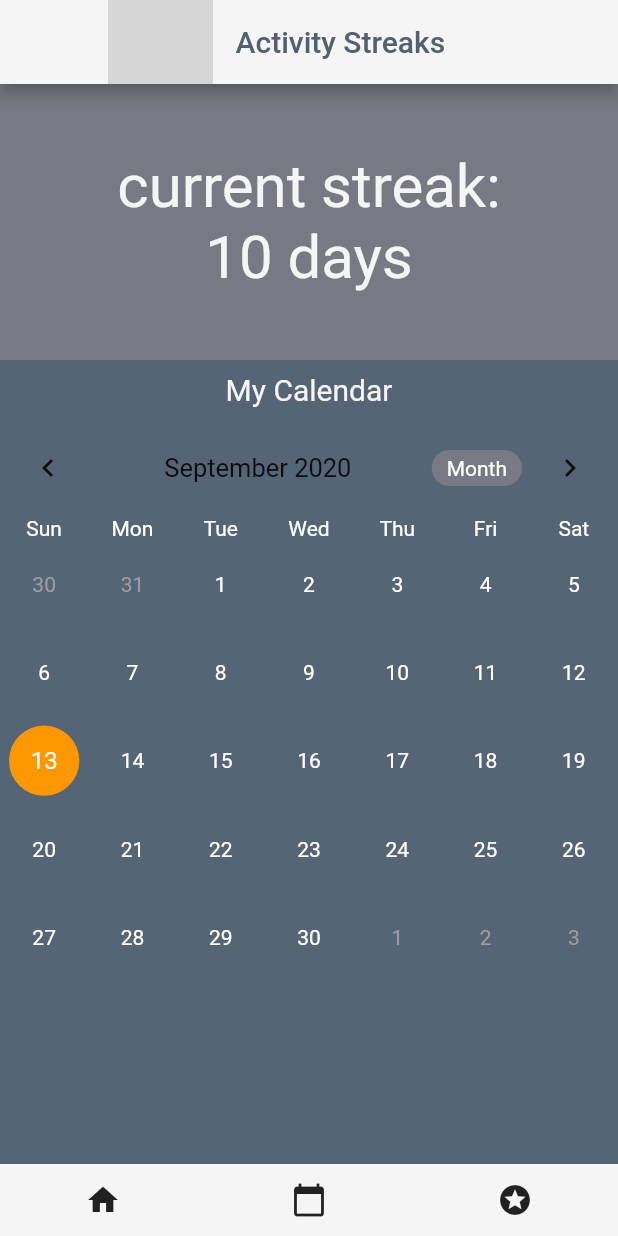
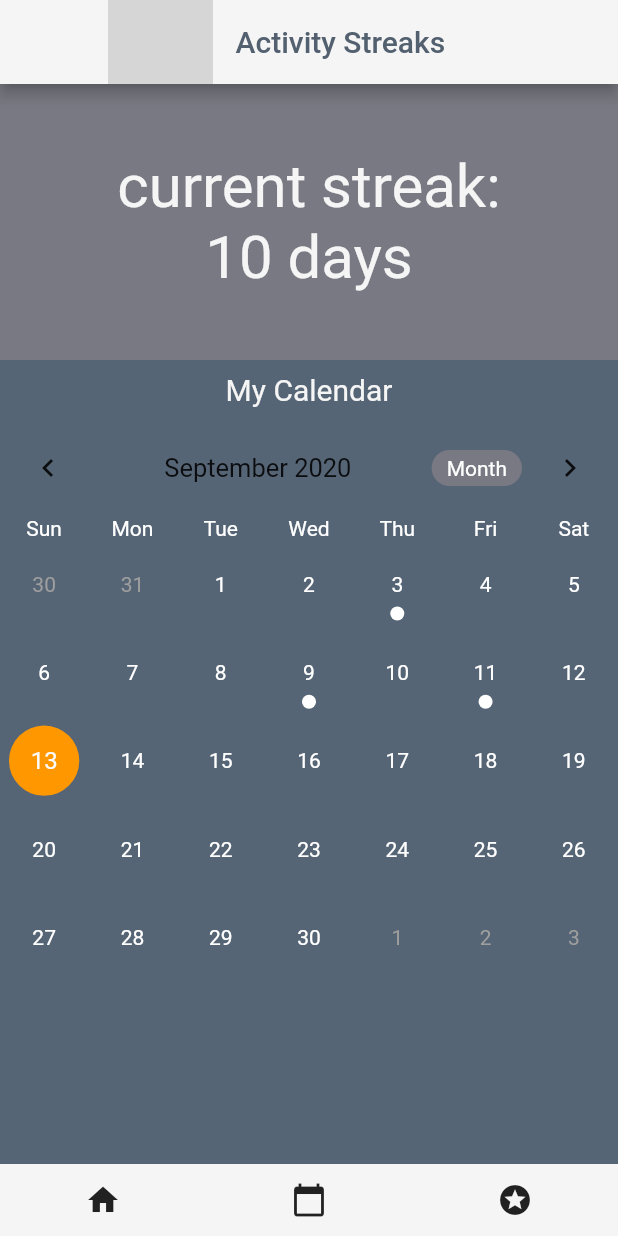
Before and after one commit to levylevylevy/onceadailydo, a Flutter app: the StreaksScreen screen opened by its route, on a phone screen of 412 x 824 dp. Run offline on Flutter 3.47's test engine with Material 2 defaults, Android fonts, the light colour scheme and no system bars; drawn by our look-alikes of table_calendar; our stand-ins replace flutter_linkify, flutter_markdown, shared_preferences, splashscreen; missing offline and left inert: loader; accounts and stored records are empty; grey boxes are pictures that could not be loaded.

Commit message:
persist data into calendar view

```diff
--- a/lib/models/Activity.dart
+++ b/lib/models/Activity.dart
@@ -22,14 +22,16 @@ class Activity {
   /// Returns a json string representation of this Activity. This is the same representation that
   /// comes from the server.
   String toJson() {
-    return '{"activityId": $id, "title": $title, "text": $description}';
+    return '{"activityId": $id, "title": "$title", "text": "$description"}';
   }
 
   /// Persists this activity in key-value pair form into local memory via the SharedPreferences
   /// library
   void persistIntoLocalStorage() async {
+    DateTime now = DateTime.now();
+
     SharedPreferences pref = await SharedPreferences.getInstance();
-    pref.setString(this.id.toString(), this.toJson());
+    pref.setString(DateTime(now.year, now.month, now.day).toString(), this.toJson());
   }
 
   /// Removes this activity from the local storage.
--- a/lib/screens/ActivitySuggestionScreen.dart
+++ b/lib/screens/ActivitySuggestionScreen.dart
@@ -4,7 +4,6 @@ import 'package:HopHacks/components/activities/GenericRecommendation.dart';
 import 'package:HopHacks/components/activities/MovieRecommendation.dart';
 import 'package:HopHacks/components/activities/SongRecommendation.dart';
 import 'package:HopHacks/models/Activity.dart';
-import 'package:HopHacks/models/ActivityManager.dart';
 import 'package:HopHacks/models/MockActivityManager.dart';
 import 'package:flutter/material.dart';
 import 'package:loader/loader.dart';
--- a/lib/screens/StreakScreen.dart
+++ b/lib/screens/StreakScreen.dart
@@ -1,5 +1,9 @@
+import 'dart:convert';
+
 import 'package:HopHacks/components/MainHeaderAndNavigation.dart';
+import 'package:HopHacks/models/Activity.dart';
 import 'package:flutter/material.dart';
+import 'package:shared_preferences/shared_preferences.dart';
 import 'package:table_calendar/table_calendar.dart';
 
 /// The screen that displays information about how long and when a user has completed activities.
@@ -11,11 +15,37 @@ class StreaksScreen extends StatefulWidget {
 
 class _StreaksScreenState extends State<StreaksScreen> {
   CalendarController _control;
+  Map<DateTime, List<dynamic>> _events;
+  List _selectedEvents;
+  List todaysEvents;
+
+  void _loadFromLocalStorage() async {
+    var pref = await SharedPreferences.getInstance();
+    DateTime now = DateTime.now();
+    String eventToday = pref.getString(DateTime(now.year, now.month, now.day).toString());
+    this.todaysEvents.add(Activity.fromJson(json.decode(eventToday)).title);
+
+    print(eventToday);
+  }
 
   @override
   void initState() {
     super.initState();
     _control = CalendarController();
+    this._selectedEvents = [];
+    var _selectedDay = DateTime.now();
+    this._events = {
+      _selectedDay.subtract(Duration(days: 30)): ['Cleaning Up the Park'],
+      _selectedDay.subtract(Duration(days: 27)): ['Volunteering at the Community Center'],
+      _selectedDay.subtract(Duration(days: 20)): ['Hiking!'],
+      _selectedDay.subtract(Duration(days: 16)): ['Baking Sourdough!'],
+      _selectedDay.subtract(Duration(days: 10)): ['Bob Ross Tutorial'],
+      _selectedDay.subtract(Duration(days: 4)): ['Mind Puzzle'],
+      _selectedDay.subtract(Duration(days: 2)): ['Upbeat Music Playlist'],
+      _selectedDay: []
+    };
+    this.todaysEvents = this._events[_selectedDay];
+    _loadFromLocalStorage();
   }
 
   @override
@@ -55,15 +85,31 @@ class _StreaksScreenState extends State<StreaksScreen> {
                 ),
               ),
               TableCalendar(
-                daysOfWeekStyle: DaysOfWeekStyle(weekdayStyle: TextStyle(color: Colors.white,), weekendStyle: TextStyle(color: Colors.white,),),
+                daysOfWeekStyle: DaysOfWeekStyle(
+                  weekdayStyle: TextStyle(
+                    color: Colors.white,
+                  ),
+                  weekendStyle: TextStyle(
+                    color: Colors.white,
+                  ),
+                ),
                 initialCalendarFormat: CalendarFormat.month,
-
+                events: _events,
                 calendarStyle: CalendarStyle(
                   selectedColor: Colors.orange,
-                  weekdayStyle: TextStyle(color: Colors.white,),
-                  weekendStyle: TextStyle(color: Colors.white,),
-                  unavailableStyle: TextStyle(color: Colors.white,),
-                  outsideWeekendStyle: TextStyle(color: Color(0xFF9E9E9E),),
+                  weekdayStyle: TextStyle(
+                    color: Colors.white,
+                  ),
+                  weekendStyle: TextStyle(
+                    color: Colors.white,
+                  ),
+                  unavailableStyle: TextStyle(
+                    color: Colors.white,
+                  ),
+                  outsideWeekendStyle: TextStyle(
+                    color: Color(0xFF9E9E9E),
+                  ),
+                  markersColor: Colors.white,
                 ),
                 headerStyle: HeaderStyle(
                   centerHeaderTitle: true,
@@ -75,7 +121,27 @@ class _StreaksScreenState extends State<StreaksScreen> {
                   formatButtonShowsNext: false,
                 ),
                 calendarController: _control,
-              )
+                onDaySelected: (day, events) {
+                  setState(() {
+                    _selectedEvents = events;
+                    print(_selectedEvents);
+                  });
+                },
+              ),
+              for (dynamic event in _selectedEvents)
+                Container(
+                  decoration: BoxDecoration(
+                    color: Colors.white,
+                    border: Border.all(width: 0.8),
+                    borderRadius: BorderRadius.circular(12.0),
+                  ),
+                  margin:
+                      const EdgeInsets.symmetric(horizontal: 8.0, vertical: 4.0),
+                  child: ListTile(
+                    title: Text(event.toString()),
+                    onTap: () => print('$event tapped!'),
+                  ),
+                )
             ],
           ),
         ),
```
Also changed, not shown: 1 other file.
